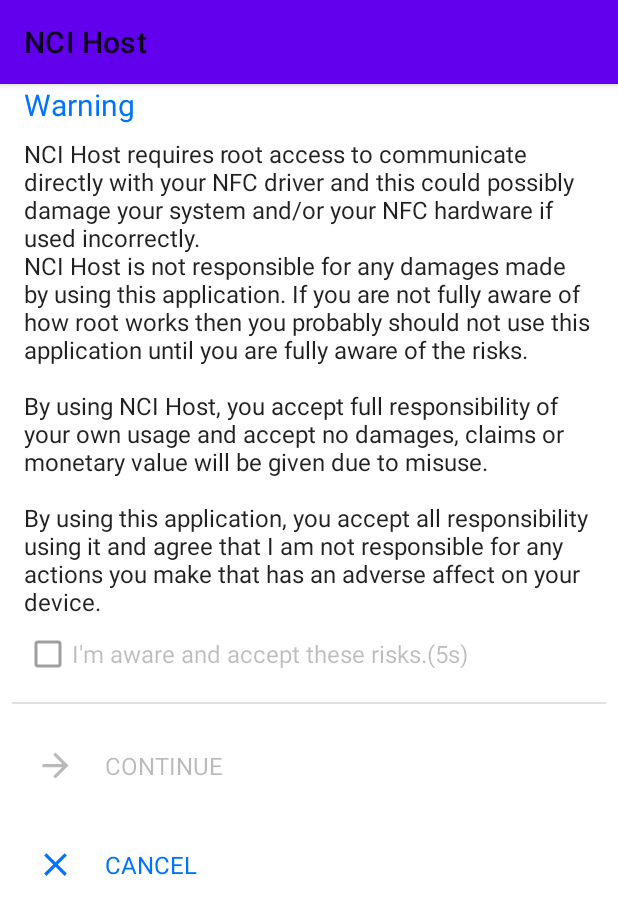
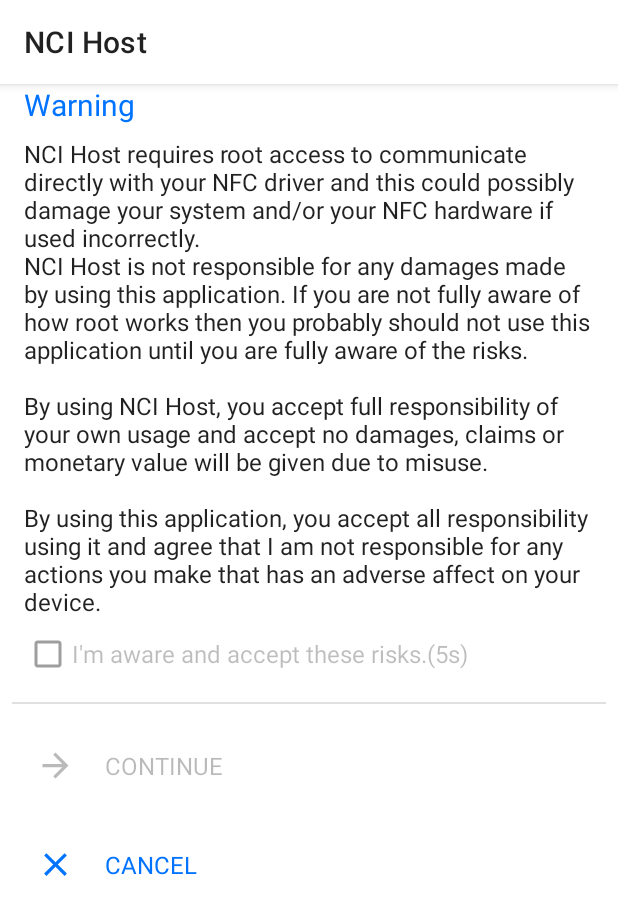
Before and after one commit to cinit/NCIHost, an Android app: the screen it shows after launch (SplashActivity), on a phone screen of 412 x 824 dp. Shown: the top 915 px of the screen. Run offline under Robolectric (Android 15) with nearby library versions, the phone set to English and light mode, and no system bars; our stand-ins replace navigation-ui; libraries missing offline, so code that uses them is left out: com.tencent.mmkv, org.lsposed.hiddenapibypass; 7 statements that could not run were skipped.

Commit message:
Rename style

```diff
--- a/app/src/main/AndroidManifest.xml
+++ b/app/src/main/AndroidManifest.xml
@@ -122,5 +122,9 @@
         <meta-data
             android:name="com.sec.android.support.multiwindow"
             android:value="true" />
+
+        <meta-data
+            android:name="android.max_aspect"
+            android:value="2.5" />
     </application>
 </manifest>
--- a/app/src/main/res/layout/frag_warn_app_risk.xml
+++ b/app/src/main/res/layout/frag_warn_app_risk.xml
@@ -19,7 +19,7 @@
             android:orientation="vertical">
 
             <TextView
-                android:layout_width="match_parent"
+                android:layout_width="wrap_content"
                 android:layout_height="wrap_content"
                 android:layout_marginBottom="8dp"
                 android:text="@string/title_warning"
--- a/app/src/main/res/values/themes.xml
+++ b/app/src/main/res/values/themes.xml
@@ -10,12 +10,13 @@
         <item name="colorSecondary">@color/teal_200</item>
         <item name="colorSecondaryVariant">@color/teal_700</item>
         <item name="colorOnSecondary">@color/black</item>
+        <item name="actionBarTheme">@style/ThemeOverlay.AppDefault.ActionBar</item>
         <item name="android:statusBarColor">?android:colorBackground</item>
         <item name="android:windowLightStatusBar" tools:targetApi="m">true</item>
     </style>
 
-    <style name="Theme.AppDefault.ActionBar" parent="android:style/Widget.Material.Light.ActionBar">
-        <item name="elevation">0dp</item>
+    <style name="ThemeOverlay.AppDefault.ActionBar" parent="">
+        <item name="android:elevation">0dp</item>
         <item name="android:background">?android:colorBackground</item>
         <item name="android:windowContentOverlay">@null</item>
     </style>
@@ -29,7 +30,7 @@
 
     <style name="Theme.AppDefault.PopupOverlay" parent="ThemeOverlay.AppCompat.DayNight" />
 
-    <style name="CommonFlatFatButton">
+    <style name="Widget.Button.FatFlat" parent="">
         <item name="android:textColor">@color/stateful_accent</item>
         <item name="android:textSize">16sp</item>
         <item name="android:gravity">clip_horizontal</item>
```
Also changed, not shown: app/src/main/res/values-night/themes.xml (+1 -6 lines).
